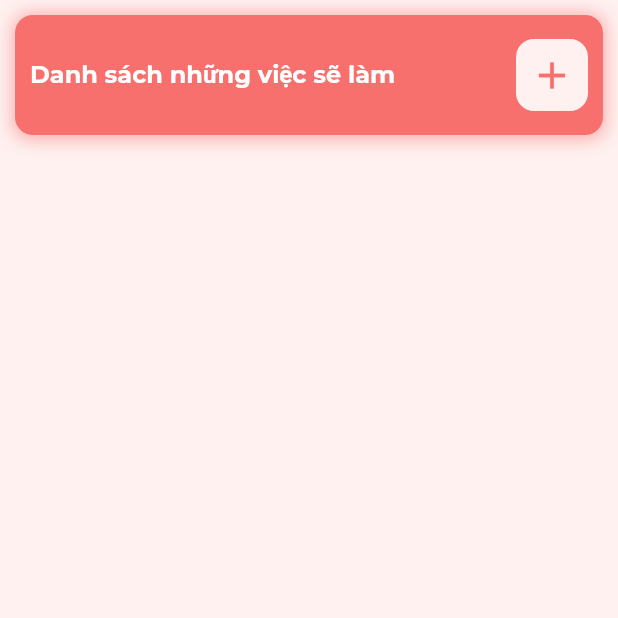
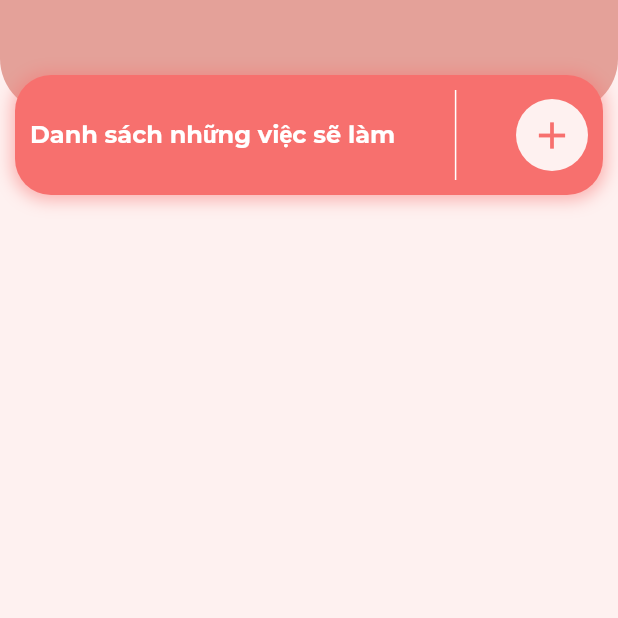
Before and after one commit to qu-Ming/mutil_app, a Flutter app: the TodoPage screen opened directly, on a phone screen of 412 x 824 dp, the top half of it. Run offline on Flutter 3.47's test engine with Material 2 defaults, Android fonts, the phone set to English and light mode, and no system bars; our stand-ins replace cloud_firestore, firebase_core, like_button; accounts and stored records are empty.

Commit message:
98% todo fix something

```diff
--- a/lib/pages/random_page/percent.dart
+++ b/lib/pages/random_page/percent.dart
@@ -23,6 +23,7 @@ class _PercentTabState extends State<PercentTab> {
     String firstNum = 'Nhập số';
     String lastNum = 'Nhập số phần trăm';
     return Scaffold(
+      backgroundColor: AppColors.colorPink4,
       body: SafeArea(
         child: SingleChildScrollView(
           child: Column(
@@ -86,7 +87,7 @@ class _PercentTabState extends State<PercentTab> {
                   height: 40.0,
                   width: double.infinity,
                   decoration: BoxDecoration(
-                    color: AppColors.colorBlue,
+                    color: AppColors.appBarColor,
                     borderRadius: BorderRadius.circular(4),
                   ),
                   child: const Center(
--- a/lib/pages/random_page/random_page.dart
+++ b/lib/pages/random_page/random_page.dart
@@ -14,6 +14,7 @@ class _RandomPageState extends State<RandomPage> {
   @override
   Widget build(BuildContext context) {
     return Scaffold(
+        backgroundColor: AppColors.colorPink4,
         body: GestureDetector(
           onTap: () => FocusManager.instance.primaryFocus?.unfocus(),
           child: DefaultTabController(
--- a/lib/pages/todo_page/todo_page.dart
+++ b/lib/pages/todo_page/todo_page.dart
@@ -101,19 +101,34 @@ class _TodoPagePageState extends State<TodoPage> {
           child: SingleChildScrollView(
             child: Column(
               children: [
+                ////////////////////////////
+                Stack(children: [
                   Container(
-                  margin: const EdgeInsets.all(10.0),
+                    height: 75.0,
+                    width: double.infinity,
+                    decoration: const BoxDecoration(
+                        borderRadius: BorderRadius.only(
+                            bottomLeft: Radius.circular(36),
+                            bottomRight: Radius.circular(36)),
+                        color: AppColors.colorBrown),
+                  ),
+                  Row(
+                    children: [
+                      Expanded(
+                        flex: 9,
+                        child: Container(
+                          margin: const EdgeInsets.fromLTRB(10, 50, 10, 10),
                           padding: const EdgeInsets.all(10),
                           decoration: BoxDecoration(
                             color: AppColors.colorPink,
-                    borderRadius: BorderRadius.circular(12),
+                            borderRadius: BorderRadius.circular(24),
                             boxShadow: [
                               BoxShadow(
                                 color: AppColors.colorPink.withOpacity(0.5),
                                 spreadRadius: 2,
                                 blurRadius: 9,
-                        offset:
-                            const Offset(0, 1), // changes position of shadow
+                                offset: const Offset(
+                                    0, 1), // changes position of shadow
                               ),
                             ],
                           ),
@@ -130,13 +145,22 @@ class _TodoPagePageState extends State<TodoPage> {
                                 ),
                               ),
                               Container(
-                        decoration: BoxDecoration(
+                                height: 60,
+                                width: 1,
+                                color: AppColors.colorWhite,
+                              ),
+                              Container(
+                                decoration: const BoxDecoration(
+                                  shape: BoxShape.circle,
                                   color: AppColors.colorPinkBG,
-                            borderRadius: BorderRadius.circular(12)),
+                                  // borderRadius: BorderRadius.circular(12),
+                                ),
                                 child: IconButton(
                                     onPressed: (() {
-                              Navigator.of(context).push(MaterialPageRoute(
-                                  builder: (context) => const AddTodoPage()));
+                                      Navigator.of(context).push(
+                                          MaterialPageRoute(
+                                              builder: (context) =>
+                                                  const AddTodoPage()));
                                     }),
                                     icon: const Icon(
                                       Icons.add,
@@ -146,6 +170,52 @@ class _TodoPagePageState extends State<TodoPage> {
                               ),
                             ],
                           ),
+                        ),
+                      ),
+                      // Expanded(
+                      //     flex: 2,
+                      //     child: Container(
+                      //       padding: const EdgeInsets.only(
+                      //           top: 15, bottom: 15, left: 10, right: 10),
+                      //       margin: const EdgeInsets.only(right: 10),
+                      //       decoration: BoxDecoration(
+                      //         color: AppColors.colorPink4,
+                      //         borderRadius: const BorderRadius.only(
+                      //             topRight: Radius.circular(24),
+                      //             bottomRight: Radius.circular(24)),
+                      //         boxShadow: [
+                      //           BoxShadow(
+                      //             color: AppColors.colorPink.withOpacity(0.5),
+                      //             spreadRadius: 2,
+                      //             blurRadius: 9,
+                      //             offset: const Offset(
+                      //                 0, 1), // changes position of shadow
+                      //           ),
+                      //         ],
+                      //       ),
+                      //       child: Container(
+                      //         decoration: const BoxDecoration(
+                      //             // borderRadius: BorderRadius.circular(12),
+                      //             color: AppColors.colorPink,
+                      //             shape: BoxShape.circle),
+                      //         child: IconButton(
+                      //             onPressed: (() {
+                      //               setState(() {
+                      //                 checked = false;
+                      //               });
+                      //             }),
+                      //             icon: const Icon(
+                      //               Icons.keyboard_return_sharp,
+                      //               size: AppDimens.icon_size_24,
+                      //               color: AppColors.colorWhite,
+                      //             )),
+                      //       ),
+                      //     ))
+                    ],
+                  ),
+                ]),
+                const SizedBox(
+                  height: 20.0,
                 ),
                 StreamBuilder<QuerySnapshot>(
                     stream: _stream,
@@ -173,6 +243,23 @@ class _TodoPagePageState extends State<TodoPage> {
 
                           Timestamp dateCreate = todoModel.dayCreate!;
                           DateTime timeToDate = dateCreate.toDate();
+
+                          String toDate = '';
+                          if (timeToDate.weekday == 1) {
+                            toDate = 'Thứ hai';
+                          } else if (timeToDate.weekday == 2) {
+                            toDate = 'Thứ Ba';
+                          } else if (timeToDate.weekday == 3) {
+                            toDate = 'Thứ Tư';
+                          } else if (timeToDate.weekday == 4) {
+                            toDate = 'Thứ Năm';
+                          } else if (timeToDate.weekday == 5) {
+                            toDate = 'Thứ Sáu';
+                          } else if (timeToDate.weekday == 6) {
+                            toDate = 'Thứ Bảy';
+                          } else if (timeToDate.weekday == 7) {
+                            toDate = 'Chủ nhật';
+                          }
 
                           return InkWell(
                             onTap: () {
@@ -263,6 +350,21 @@ class _TodoPagePageState extends State<TodoPage> {
                                                     actions: [
                                                       TextButton(
                                                           onPressed: () {
+                                                            Navigator.pop(
+                                                                context);
+                                                          },
+                                                          child:
+                                                              const TextComponent(
+                                                            text: 'Nô',
+                                                            fontWeight:
+                                                                FontWeight.bold,
+                                                            colorText: AppColors
+                                                                .colorPink,
+                                                            textSize: AppDimens
+                                                                .text_size_14,
+                                                          )),
+                                                      TextButton(
+                                                          onPressed: () {
                                                             FirebaseFirestore
                                                                 .instance
                                                                 .collection(
@@ -283,21 +385,6 @@ class _TodoPagePageState extends State<TodoPage> {
                                                           child:
                                                               const TextComponent(
                                                             text: 'Sure',
-                                                            fontWeight:
-                                                                FontWeight.bold,
-                                                            colorText: AppColors
-                                                                .colorPink,
-                                                            textSize: AppDimens
-                                                                .text_size_14,
-                                                          )),
-                                                      TextButton(
-                                                          onPressed: () {
-                                                            Navigator.pop(
-                                                                context);
-                                                          },
-                                                          child:
-                                                              const TextComponent(
-                                                            text: 'Nô',
                                                             fontWeight:
                                                                 FontWeight.bold,
                                                             colorText: AppColors
@@ -346,7 +433,7 @@ class _TodoPagePageState extends State<TodoPage> {
                                         alignment: Alignment.centerLeft,
                                         child: TextComponent(
                                           text:
-                                              'Ngày tạo : ${timeToDate.day}-${timeToDate.month}-${timeToDate.year}',
+                                              'Ngày tạo : $toDate , ngày ${timeToDate.day} tháng ${timeToDate.month} năm ${timeToDate.year}.',
                                           colorText: AppColors.colorGreyText,
                                           textSize: AppDimens.text_size_10,
                                           fontWeight: FontWeight.w100,
@@ -356,7 +443,7 @@ class _TodoPagePageState extends State<TodoPage> {
                                         alignment: Alignment.centerRight,
                                         child: TextComponent(
                                           text:
-                                              'Thời gian : ${timeToDate.hour}:${timeToDate.minute}:${timeToDate.second}  ',
+                                              '${timeToDate.hour}:${timeToDate.minute}:${timeToDate.second}   ',
                                           colorText: AppColors.colorGreyText,
                                           textSize: AppDimens.text_size_10,
                                           fontWeight: FontWeight.w100,
--- a/lib/utils/const/app_colors.dart
+++ b/lib/utils/const/app_colors.dart
@@ -26,4 +26,6 @@ class AppColors {
   static const colorPink3 = Color(0xFFf8bbd0);
   static const colorPink4 = Color(0xFFFEF1F0);
   static const colorPink2 = Color(0xFFff80ab);
+
+  static const colorBrown = Color(0xFFe4a199);
 }
```
Also changed, not shown: lib/pages/random_page/random.dart (+6 -2 lines), 1 other file. Lines whose indentation alone changed are shown as unchanged.
